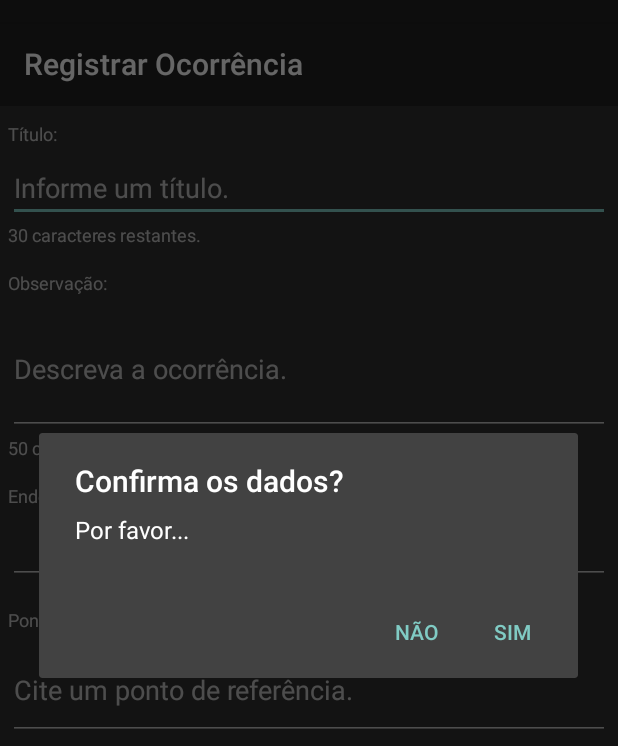
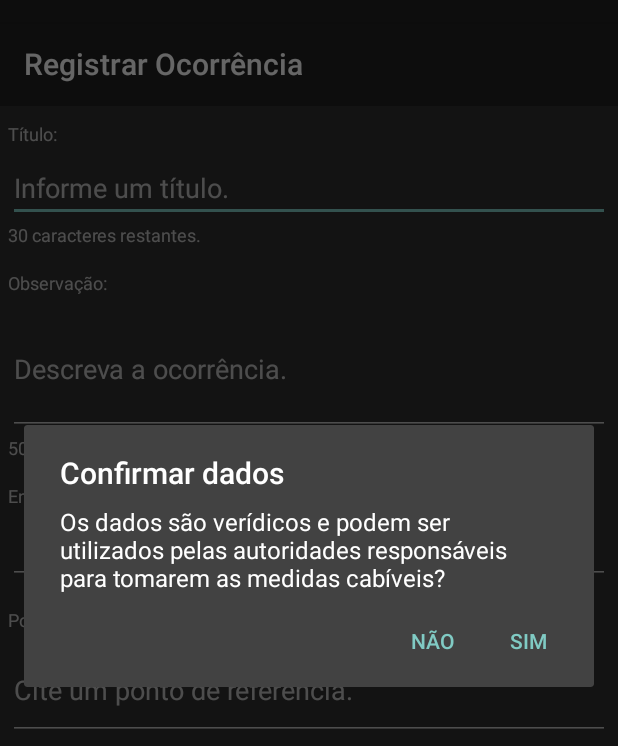
Before and after one commit to felipeaugusto1/AguaParaTodos, an Android app: the RegistrarOcorrencia screen opened directly, with no data from a screen before it, after a tap on "CADASTRAR", on a phone screen of 412 x 824 dp, the part 62-808 px from its top. Run offline under Robolectric (Android 15) with nearby library versions, the phone set to English and light mode, and no system bars; libraries missing offline, so code that uses them is left out: com.loopj.android, com.mikepenz.materialdrawer; 3 statements that could not run were skipped.

```diff
--- a/app/src/main/java/felipe/com/br/aguaparatodos/activities/MainActivity.java
+++ b/app/src/main/java/felipe/com/br/aguaparatodos/activities/MainActivity.java
@@ -18,6 +18,7 @@ import android.view.LayoutInflater;
 import android.view.Menu;
 import android.view.MenuItem;
 import android.view.View;
+import android.widget.Button;
 import android.widget.CompoundButton;
 import android.widget.TextView;
 
@@ -551,7 +552,7 @@ public class MainActivity extends AppCompatActivity {
 
                 if (str.equalsIgnoreCase("sucesso")) {
                     progressDialog.dismiss();
-                    ToastUtil.criarToastLongo(MainActivity.this, getResources().getString(R.string.statusAtualizadoSucesso));
+                    ToastUtil.criarToastCurto(MainActivity.this, getResources().getString(R.string.statusAtualizadoSucesso));
                 } else if (str.equalsIgnoreCase("erro")) {
                     progressDialog.dismiss();
 
--- a/app/src/main/java/felipe/com/br/aguaparatodos/activities/RegistrarOcorrencia.java
+++ b/app/src/main/java/felipe/com/br/aguaparatodos/activities/RegistrarOcorrencia.java
@@ -195,7 +195,7 @@ public class RegistrarOcorrencia extends AppCompatActivity {
             @Override
             public void onClick(View v) {
 
-                criarDialog(RegistrarOcorrencia.this, "Confirma os dados?", "Por favor...");
+                criarDialog(RegistrarOcorrencia.this, getResources().getString(R.string.confirmarDados), getResources().getString(R.string.infoDadosVeridicos));
 
             }
         });
--- a/app/src/main/res/values/colors.xml
+++ b/app/src/main/res/values/colors.xml
@@ -11,7 +11,7 @@
     <color name="material_drawer_primary">#2196F3</color>
     <color name="material_drawer_primary_dark">#1976D2</color>
     <color name="material_drawer_primary_light">#BBDEFB</color>
-    <color name="material_drawer_accent">#FF4081</color>
+    <color name="material_drawer_accent">#BBDEFB</color>
 
     <!-- OVERWRITE THESE COLORS FOR A LIGHT THEME -->
     <!-- MaterialDrawer DEFAULT colors -->
--- a/app/src/main/res/values/strings.xml
+++ b/app/src/main/res/values/strings.xml
@@ -65,6 +65,11 @@
 
     <string name="limparCampos">Limpar campos</string>
 
+    <string name="confirmarDados">Confirmar dados</string>
+    <string name="infoDadosVeridicos">Os dados são verídicos e podem ser utilizados pelas autoridades responsáveis para tomarem as medidas cabíveis?</string>
+
+
+
     <!-- Tela Detalhe da Ocorrencia -->
     <string name="tituloTelaDetalheOcorrenia">Detalhes da Ocorrência</string>
     <string name="dialogTituloConfirmar">Confirmar Ocorrência</string>
```
